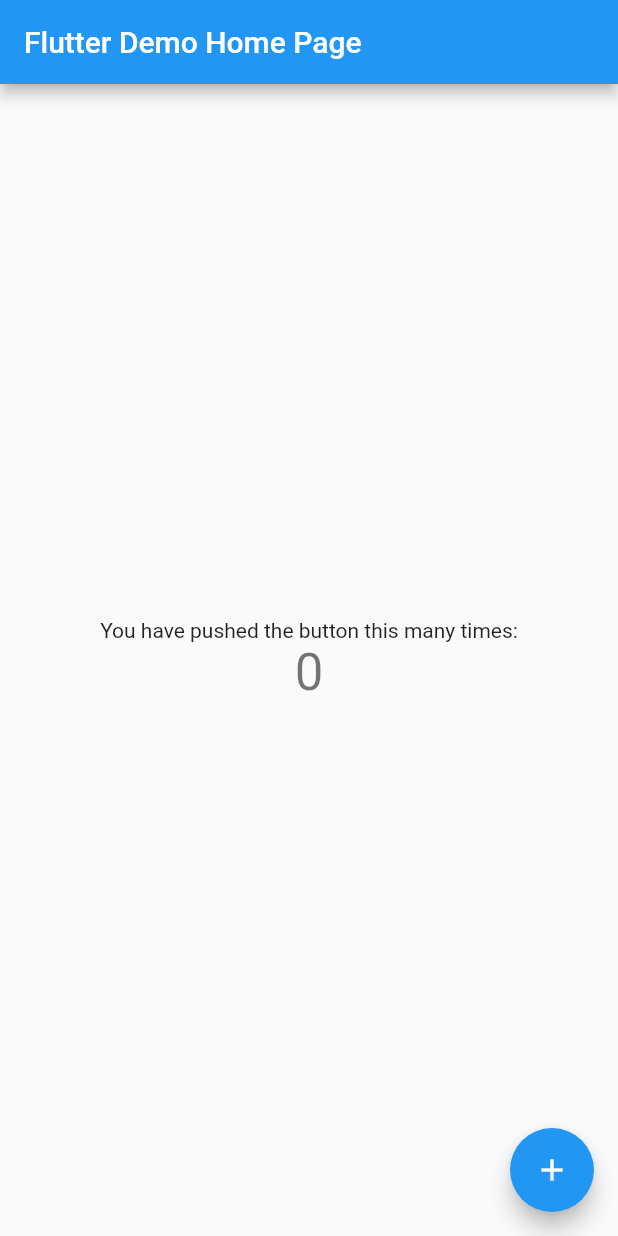
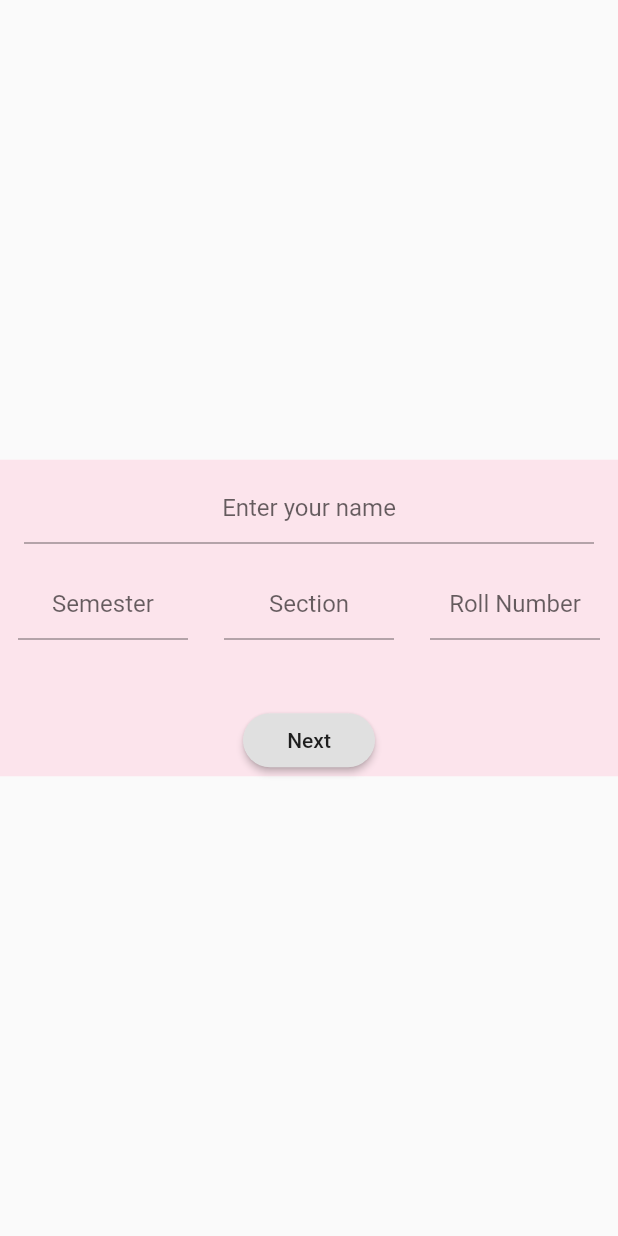
Before and after one commit to divyanshukrtiwari/campus-connect, a Flutter app: the screen it shows after launch, on a phone screen of 412 x 824 dp. Run offline on Flutter 3.47's test engine with Material 2 defaults, Android fonts, the phone set to English and light mode, and no system bars.

Commit message:
added auth form layout

```diff
--- a/lib/main.dart
+++ b/lib/main.dart
@@ -1,4 +1,5 @@
 import 'package:flutter/material.dart';
+import 'package:my_class/ui/auth/walkthrough_screen.dart';
 
 void main() {
   runApp(MyApp());
@@ -13,54 +14,7 @@
         primarySwatch: Colors.blue,
         visualDensity: VisualDensity.adaptivePlatformDensity,
       ),
-      home: MyHomePage(title: 'Flutter Demo Home Page'),
+      home: WalkthroughScreen(),
     );
   }
 }
-
-class MyHomePage extends StatefulWidget {
-  MyHomePage({Key key, this.title}) : super(key: key);
-
-  final String title;
-
-  @override
-  _MyHomePageState createState() => _MyHomePageState();
-}
-
-class _MyHomePageState extends State<MyHomePage> {
-  int _counter = 0;
-
-  void _incrementCounter() {
-    setState(() {
-      _counter++;
-    });
-  }
-
-  @override
-  Widget build(BuildContext context) {
-    return Scaffold(
-      appBar: AppBar(
-        title: Text(widget.title),
-      ),
-      body: Center(
-        child: Column(
-          mainAxisAlignment: MainAxisAlignment.center,
-          children: <Widget>[
-            Text(
-              'You have pushed the button this many times:',
-            ),
-            Text(
-              '$_counter',
-              style: Theme.of(context).textTheme.headline4,
-            ),
-          ],
-        ),
-      ),
-      floatingActionButton: FloatingActionButton(
-        onPressed: _incrementCounter,
-        tooltip: 'Increment',
-        child: Icon(Icons.add),
-      ),
-    );
-  }
-}
--- /dev/null
+++ b/lib/ui/auth/auth_form.dart
@@ -0,0 +1,227 @@
+import 'package:flutter/material.dart';
+
+enum AuthQueSet { Set1, Set2 }
+
+class AuthForm extends StatefulWidget {
+  @override
+  _AuthFormState createState() => _AuthFormState();
+}
+
+class _AuthFormState extends State<AuthForm> {
+  AuthQueSet authQueSet = AuthQueSet.Set1;
+  @override
+  Widget build(BuildContext context) {
+    final size = MediaQuery.of(context).size;
+    return Center(
+      child: SingleChildScrollView(
+        child: Stack(
+          children: [
+            Container(
+              color: Colors.pink[50],
+              child: Form(
+                child: authQueSet == AuthQueSet.Set1
+                    ? Column(
+                        children: [
+                          Padding(
+                            padding: const EdgeInsets.symmetric(
+                                horizontal: 16, vertical: 8),
+                            child: TextFormField(
+                              decoration: InputDecoration(
+                                //labelText: 'Enter your Name',
+                                hintText: 'Enter your name',
+                                // border: OutlineInputBorder(
+                                // borderRadius: BorderRadius.circular(30),
+                                // ),
+                              ),
+                              style: TextStyle(
+                                color: Theme.of(context).primaryColor,
+                              ),
+                              textAlign: TextAlign.center,
+                              validator: (value) {
+                                if (value.isEmpty) {
+                                  return 'Please enter your name';
+                                }
+                              },
+                              onSaved: (value) {
+                                //_authData['username'] = value;
+                              },
+                            ),
+                          ),
+                          Row(
+                            children: [
+                              Flexible(
+                                child: Padding(
+                                  padding: const EdgeInsets.symmetric(
+                                      horizontal: 12, vertical: 8),
+                                  child: TextFormField(
+                                    decoration: InputDecoration(
+                                      //labelText: 'Semester',
+                                      hintText: 'Semester',
+                                      // border: OutlineInputBorder(
+                                      //   borderRadius: BorderRadius.circular(30),
+                                      // ),
+                                    ),
+                                    textAlign: TextAlign.center,
+                                    style: TextStyle(
+                                        color: Theme.of(context).primaryColor),
+                                    validator: (value) {
+                                      if (value.isEmpty) {
+                                        return 'Invalid username!';
+                                      }
+                                    },
+                                    onSaved: (value) {
+                                      //_authData['username'] = value;
+                                    },
+                                  ),
+                                ),
+                              ),
+                              Flexible(
+                                child: Padding(
+                                  padding: const EdgeInsets.symmetric(
+                                      horizontal: 12, vertical: 8),
+                                  child: TextFormField(
+                                    decoration: InputDecoration(
+                                      //labelText: 'Section',
+                                      hintText: 'Section',
+                                      // border: OutlineInputBorder(
+                                      //   borderRadius: BorderRadius.circular(30),
+                                      // ),
+                                    ),
+                                    textAlign: TextAlign.center,
+                                    style: TextStyle(
+                                        color: Theme.of(context).primaryColor),
+                                    validator: (value) {
+                                      if (value.isEmpty) {
+                                        return 'Invalid username!';
+                                      }
+                                    },
+                                    onSaved: (value) {
+                                      //_authData['username'] = value;
+                                    },
+                                  ),
+                                ),
+                              ),
+                              Flexible(
+                                child: Padding(
+                                  padding: const EdgeInsets.symmetric(
+                                      horizontal: 12, vertical: 8),
+                                  child: TextFormField(
+                                    decoration: InputDecoration(
+                                      //labelText: 'Roll Number',
+                                      hintText: 'Roll Number',
+                                      // border: OutlineInputBorder(
+                                      //   borderRadius: BorderRadius.circular(30),
+                                      // ),
+                                    ),
+                                    textAlign: TextAlign.center,
+                                    keyboardType: TextInputType.phone,
+                                    style: TextStyle(
+                                        color: Theme.of(context).primaryColor),
+                                    validator: (value) {
+                                      if (value.isEmpty) {
+                                        return 'Invalid username!';
+                                      }
+                                    },
+                                    onSaved: (value) {
+                                      //_authData['username'] = value;
+                                    },
+                                  ),
+                                ),
+                              ),
+                            ],
+                          ),
+                          SizedBox(
+                            height: 35,
+                          ),
+                          RaisedButton(
+                            onPressed: () {
+                              setState(() {
+                                authQueSet = AuthQueSet.Set2;
+                              });
+                            },
+                            shape: RoundedRectangleBorder(
+                              borderRadius: BorderRadius.circular(
+                                20,
+                              ),
+                            ),
+                            child: Text(
+                              "Next",
+                              // style: TextStyle(
+                              //   fontSize: 18,
+                              // ),
+                            ),
+                          )
+                        ],
+                      )
+                    : Column(
+                        children: [
+                          Padding(
+                            padding: const EdgeInsets.symmetric(
+                                horizontal: 16, vertical: 8),
+                            child: TextFormField(
+                              decoration: InputDecoration(
+                                //labelText: 'Email',
+                                hintText: 'Email',
+                                // border: OutlineInputBorder(
+                                //   borderRadius: BorderRadius.circular(30),
+                                // ),
+                              ),
+                              textAlign: TextAlign.center,
+                              keyboardType: TextInputType.emailAddress,
+                              style: TextStyle(
+                                  color: Theme.of(context).primaryColor),
+                              validator: (value) {
+                                if (value.isEmpty) {
+                                  return 'Please enter a valid ';
+                                }
+                              },
+                              onSaved: (value) {
+                                //_authData['username'] = value;
+                              },
+                            ),
+                          ),
+                          Padding(
+                            padding: const EdgeInsets.symmetric(
+                                horizontal: 16, vertical: 8),
+                            child: TextFormField(
+                              decoration: InputDecoration(
+                                //labelText: 'Password',
+                                hintText: 'Password',
+                                // border: OutlineInputBorder(
+                                //   borderRadius: BorderRadius.circular(30),
+                                // ),
+                              ),
+                              textAlign: TextAlign.center,
+                              keyboardType: TextInputType.emailAddress,
+                              style: TextStyle(
+                                  color: Theme.of(context).primaryColor),
+                              validator: (value) {
+                                if (value.isEmpty) {
+                                  return 'Please enter a valid password';
+                                }
+                              },
+                              onSaved: (value) {
+                                //_authData['username'] = value;
+                              },
+                            ),
+                          ),
+                          SizedBox(
+                            height: 20,
+                          ),
+                          RaisedButton(
+                            onPressed: () {},
+                            child: Text("Submit"),
+                            shape: RoundedRectangleBorder(
+                              borderRadius: BorderRadius.circular(20),
+                            ),
+                          )
+                        ],
+                      ),
+              ),
+            ),
+          ],
+        ),
+      ),
+    );
+  }
+}
--- /dev/null
+++ b/lib/ui/auth/walkthrough_screen.dart
@@ -0,0 +1,16 @@
+import 'package:flutter/material.dart';
+import 'package:my_class/ui/auth/auth_form.dart';
+
+class WalkthroughScreen extends StatefulWidget {
+  @override
+  _WalkthroughScreenState createState() => _WalkthroughScreenState();
+}
+
+class _WalkthroughScreenState extends State<WalkthroughScreen> {
+  @override
+  Widget build(BuildContext context) {
+    return Scaffold(
+      body: AuthForm(),
+    );
+  }
+}
```
Also changed, not shown: lib/ui/auth/signup.dart (deleted), 2 other files.
